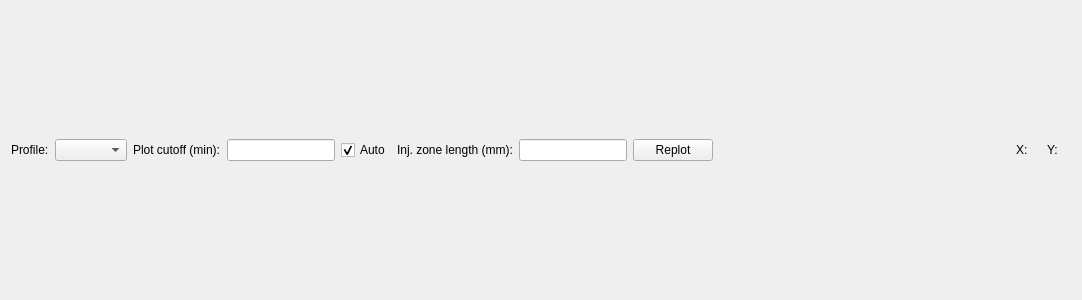
This is src/ui/signalplotwidget.ui in echmet/PeakMasterNG as Qt 5 draws it before an edit. The edited form follows.
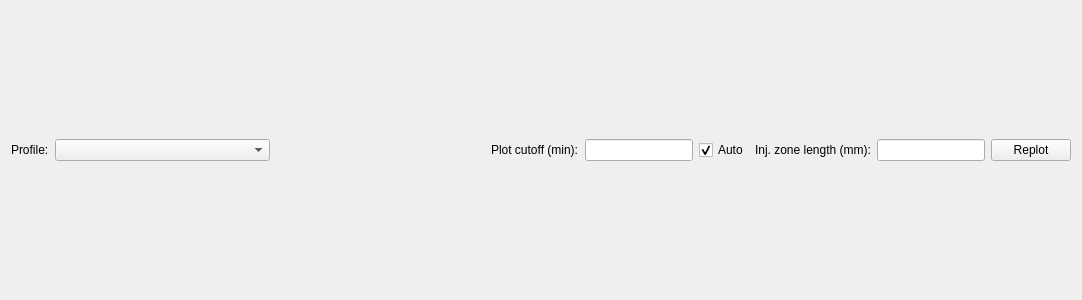
This is the edited form. Custom widgets are drawn as their Qt base class.

Commit message: Remove signal tracker as it is not very useful and use the extra space to expand profile ComboBox

```diff
--- a/src/ui/signalplotwidget.ui
+++ b/src/ui/signalplotwidget.ui
@@ -26,13 +26,29 @@
      <item>
       <widget class="QComboBox" name="qcbox_signal">
        <property name="sizePolicy">
-        <sizepolicy hsizetype="Preferred" vsizetype="Fixed">
+        <sizepolicy hsizetype="MinimumExpanding" vsizetype="Fixed">
          <horstretch>0</horstretch>
          <verstretch>0</verstretch>
         </sizepolicy>
        </property>
       </widget>
      </item>
+     <item>
+      <spacer name="horizontalSpacer_2">
+       <property name="orientation">
+        <enum>Qt::Horizontal</enum>
+       </property>
+       <property name="sizeType">
+        <enum>QSizePolicy::Expanding</enum>
+       </property>
+       <property name="sizeHint" stdset="0">
+        <size>
+         <width>40</width>
+         <height>20</height>
+        </size>
+       </property>
+      </spacer>
+     </item>
      <item>
       <widget class="QLabel" name="ql_plotCutoff">
        <property name="text">
@@ -84,74 +100,6 @@
        </property>
       </widget>
      </item>
-     <item>
-      <spacer name="horizontalSpacer_2">
-       <property name="orientation">
-        <enum>Qt::Horizontal</enum>
-       </property>
-       <property name="sizeType">
-        <enum>QSizePolicy::Expanding</enum>
-       </property>
-       <property name="sizeHint" stdset="0">
-        <size>
-         <width>40</width>
-         <height>20</height>
-        </size>
-       </property>
-      </spacer>
-     </item>
-     <item>
-      <widget class="QLabel" name="ql_x">
-       <property name="sizePolicy">
-        <sizepolicy hsizetype="Minimum" vsizetype="Preferred">
-         <horstretch>0</horstretch>
-         <verstretch>0</verstretch>
-        </sizepolicy>
-       </property>
-       <property name="text">
-        <string>X:</string>
-       </property>
-      </widget>
-     </item>
-     <item>
-      <widget class="QLabel" name="ql_xVal">
-       <property name="sizePolicy">
-        <sizepolicy hsizetype="Minimum" vsizetype="Preferred">
-         <horstretch>0</horstretch>
-         <verstretch>0</verstretch>
-        </sizepolicy>
-       </property>
-       <property name="text">
-        <string/>
-       </property>
-      </widget>
-     </item>
-     <item>
-      <widget class="QLabel" name="ql_y">
-       <property name="sizePolicy">
-        <sizepolicy hsizetype="Minimum" vsizetype="Preferred">
-         <horstretch>0</horstretch>
-         <verstretch>0</verstretch>
-        </sizepolicy>
-       </property>
-       <property name="text">
-        <string>Y:</string>
-       </property>
-      </widget>
-     </item>
-     <item>
-      <widget class="QLabel" name="ql_yVal">
-       <property name="sizePolicy">
-        <sizepolicy hsizetype="Minimum" vsizetype="Preferred">
-         <horstretch>0</horstretch>
-         <verstretch>0</verstretch>
-        </sizepolicy>
-       </property>
-       <property name="text">
-        <string/>
-       </property>
-      </widget>
-     </item>
     </layout>
    </item>
   </layout>
```
The commit also changes 1 other file.
